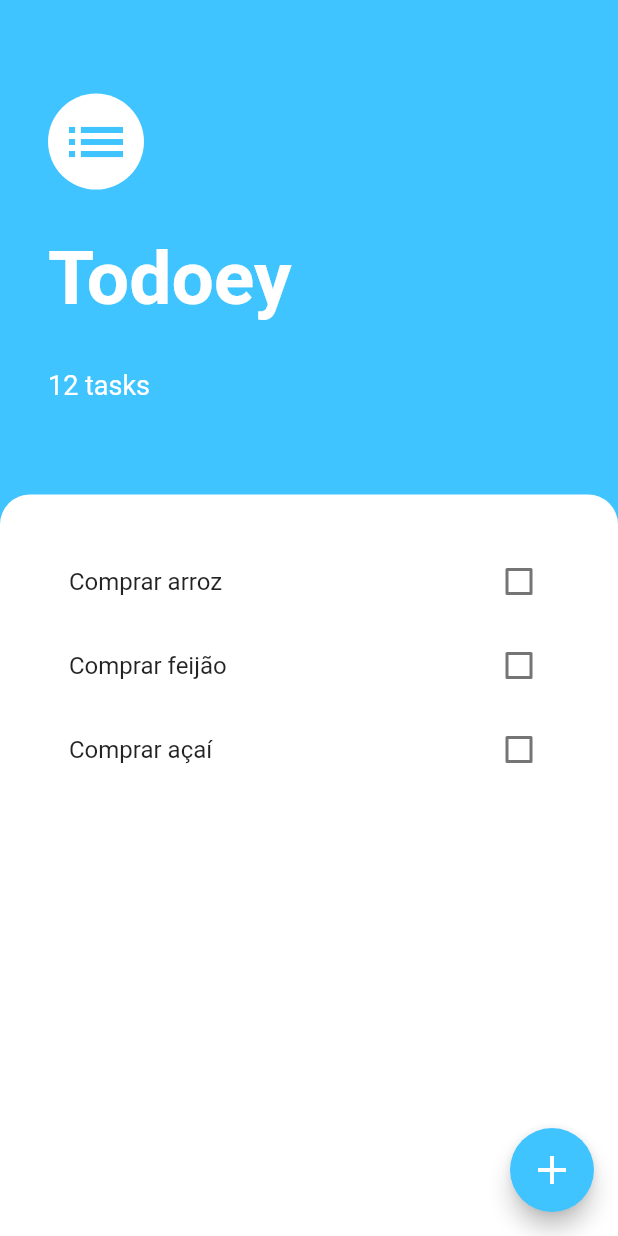
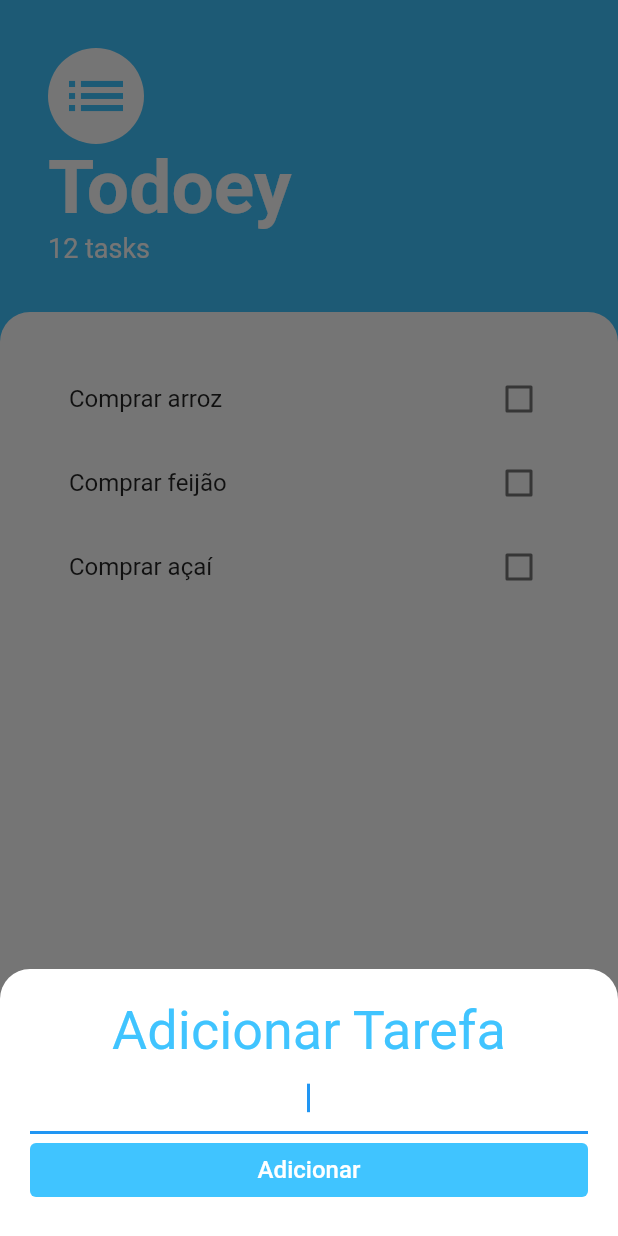
Before and after one commit to sudjoao/todoey_ap, a Flutter app: the screen it shows after launch, after a tap on the "add" icon, on a phone screen of 412 x 824 dp. Run offline on Flutter 3.47's test engine with Material 2 defaults, Android fonts, the light colour scheme and no system bars.

Commit message:
Create modal bottom sheet to add new tasks

```diff
--- /dev/null
+++ b/lib/screens/add_task_screen.dart
@@ -0,0 +1,56 @@
+import 'package:flutter/material.dart';
+
+class MyAddTaskScreen extends StatelessWidget {
+  const MyAddTaskScreen({Key? key}) : super(key: key);
+
+  @override
+  Widget build(BuildContext context) {
+    return Container(
+      color: Color(0xFF757575),
+      child: Container(
+        decoration: BoxDecoration(
+          color: Colors.white,
+          borderRadius: BorderRadius.only(
+            topLeft: Radius.circular(20),
+            topRight: Radius.circular(20),
+          ),
+        ),
+        padding: EdgeInsets.symmetric(
+          vertical: 20.0,
+          horizontal: 20.0,
+        ),
+        child: Column(
+          crossAxisAlignment: CrossAxisAlignment.stretch,
+          children: [
+            Text(
+              'Adicionar Tarefa',
+              textAlign: TextAlign.center,
+              style: TextStyle(
+                fontSize: 36.0,
+                color: Colors.lightBlueAccent,
+              ),
+            ),
+            TextField(
+              autofocus: true,
+              textAlign: TextAlign.center,
+            ),
+            TextButton(
+              onPressed: () {},
+              child: Text(
+                'Adicionar',
+                style: TextStyle(
+                  color: Colors.white,
+                  fontSize: 16.0,
+                ),
+              ),
+              style: ButtonStyle(
+                backgroundColor:
+                    MaterialStateProperty.all(Colors.lightBlueAccent),
+              ),
+            ),
+          ],
+        ),
+      ),
+    );
+  }
+}
--- a/lib/screens/task_screen.dart
+++ b/lib/screens/task_screen.dart
@@ -1,4 +1,5 @@
 import 'package:flutter/material.dart';
+import 'package:todoey_app/screens/add_task_screen.dart';
 import 'package:todoey_app/widgets/task_list.dart';
 
 class MyTasksScreen extends StatefulWidget {
@@ -13,7 +14,19 @@ class _MyTasksScreenState extends State<MyTasksScreen> {
   Widget build(BuildContext context) {
     return Scaffold(
       floatingActionButton: FloatingActionButton(
-        onPressed: () {},
+        onPressed: () {
+          showModalBottomSheet(
+            isScrollControlled: true,
+            context: context,
+            builder: (context) => SingleChildScrollView(
+              child: Container(
+                padding: EdgeInsets.only(
+                    bottom: MediaQuery.of(context).viewInsets.bottom),
+                child: MyAddTaskScreen(),
+              ),
+            ),
+          );
+        },
         child: Icon(
           Icons.add,
           color: Colors.white,
@@ -26,9 +39,7 @@ class _MyTasksScreenState extends State<MyTasksScreen> {
           child: Column(
             crossAxisAlignment: CrossAxisAlignment.stretch,
             children: [
-              Expanded(
-                flex: 2,
-                child: Container(
+              Container(
                 padding: EdgeInsets.all(32.0),
                 child: Column(
                   crossAxisAlignment: CrossAxisAlignment.start,
@@ -61,7 +72,6 @@ class _MyTasksScreenState extends State<MyTasksScreen> {
                   ],
                 ),
               ),
-              ),
               Expanded(
                 flex: 3,
                 child: Container(
```
Lines whose indentation alone changed are shown as unchanged.
